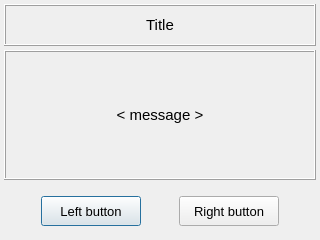
This is vibra/interface/data/ui_files/messages/get_user_confirmation.ui in MOPT-UFSC/VIBRA as Qt 5 draws it before an edit. The edited form follows.
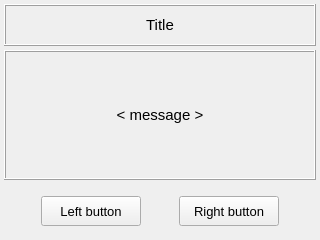
This is the edited form.

Commit message: Remove default button in get user confirmation UI

```diff
--- a/vibra/interface/data/ui_files/messages/get_user_confirmation.ui
+++ b/vibra/interface/data/ui_files/messages/get_user_confirmation.ui
@@ -165,10 +165,10 @@
          <string>Left button</string>
         </property>
         <property name="autoDefault">
-         <bool>true</bool>
+         <bool>false</bool>
         </property>
         <property name="default">
-         <bool>true</bool>
+         <bool>false</bool>
         </property>
         <property name="flat">
          <bool>false</bool>
```
The commit also changes 2 other files.
